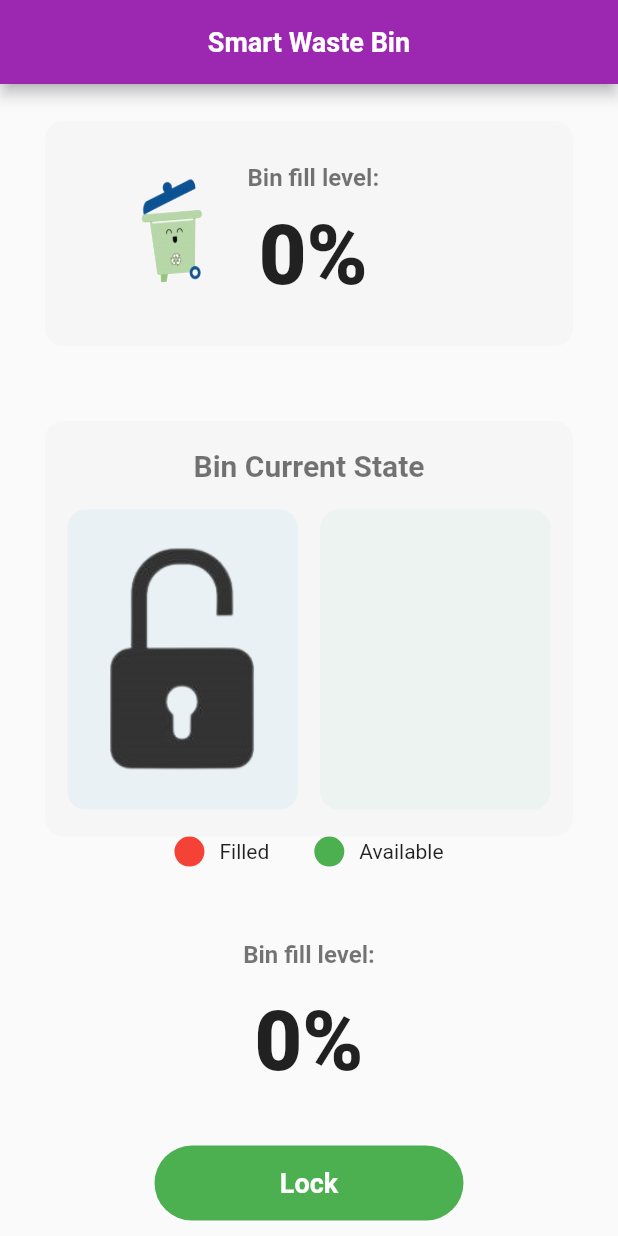
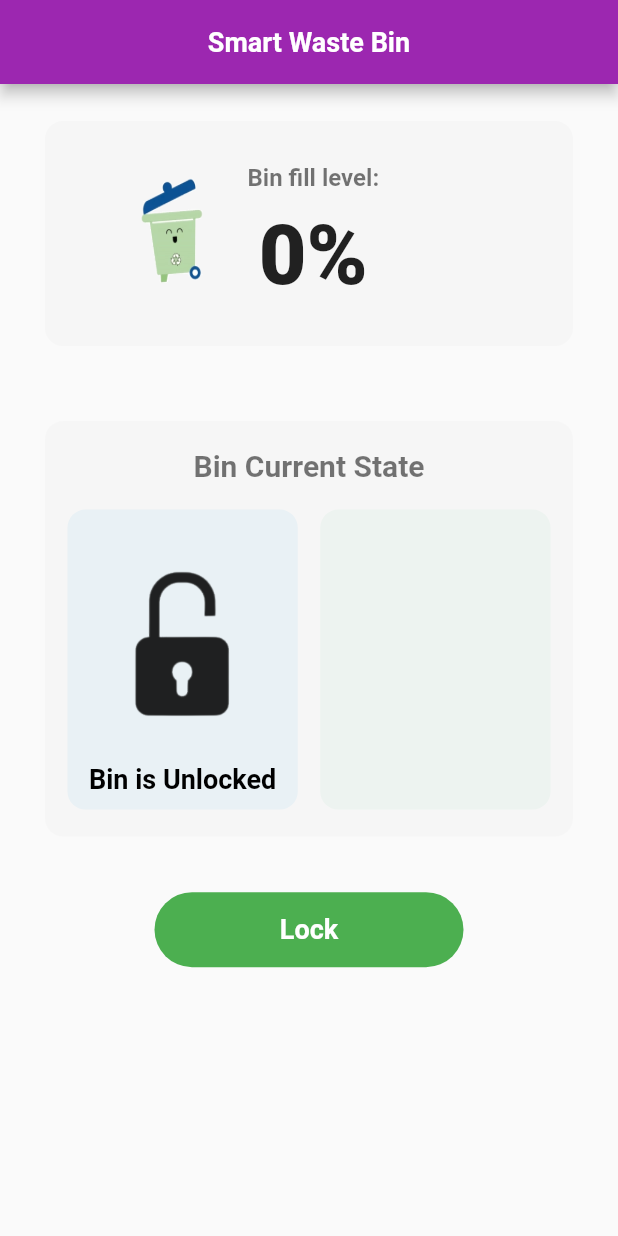
Before and after one commit to Enisco/smart_bin_advanced, a Flutter app: the screen it shows after launch, on a phone screen of 412 x 824 dp. Run offline on Flutter 3.47's test engine with Material 2 defaults, Android fonts, the light colour scheme and no system bars; our stand-ins replace flutter_local_notifications, get; missing offline and left inert: flutter_background, mqtt_client.

Commit message:
custom view implementation

```diff
--- a/lib/presentation/controller.dart
+++ b/lib/presentation/controller.dart
@@ -21,8 +21,8 @@ class SmartWasteBinController extends GetxController {
       MqttServerClient.withPort('broker.emqx.io', 'wastebinapp_client1', 1883);
   var pongCount = 0, connStatus = 0;
   final builder = MqttClientPayloadBuilder();
-  String pubTopic = 'bern/wastebinapp/apptobin';
-  String subTopic = 'bern/wastebinapp/bintoapp';
+  String pubTopic = 'wastebinapp/apptobin';
+  String subTopic = 'wastebinapp/bintoapp';
 
   /// Functions
   Future<void> mqttConnect() async {
--- a/lib/presentation/view.dart
+++ b/lib/presentation/view.dart
@@ -124,16 +124,33 @@ class _SmartWasteBinPageViewState extends State<SmartWasteBinPageView> {
                         children: [
                           Expanded(
                             child: Container(
+                              padding: const EdgeInsets.only(bottom: 10),
                               height: 200,
                               decoration: const BoxDecoration(
                                 color: Color.fromRGBO(24, 160, 221, 0.06),
                                 borderRadius:
                                     BorderRadius.all(Radius.circular(12)),
                               ),
-                              child: const Image(
-                                image: AssetImage("assets/padlock_open.png"),
-                                height: 70,
-                                width: 50,
+                              child: Column(
+                                children: [
+                                  SizedBox(height: 15),
+                                  Image(
+                                    image: controller.locked
+                                        ? AssetImage("assets/lock-closed.png")
+                                        : AssetImage("assets/padlock_open.png"),
+                                    height: controller.locked ? 180 : 150,
+                                    width: 100,
+                                    color: Colors.black87,
+                                  ),
+                                  Expanded(child: SizedBox()),
+                                  Text(
+                                    'Bin is Unlocked',
+                                    style: TextStyle(
+                                        fontSize: 18,
+                                        fontWeight: FontWeight.bold,
+                                        color: Colors.black),
+                                  ),
+                                ],
                               ),
                             ),
                           ),
@@ -153,41 +170,6 @@ class _SmartWasteBinPageViewState extends State<SmartWasteBinPageView> {
                     ],
                   ),
                 ),
-                Row(
-                  mainAxisAlignment: MainAxisAlignment.center,
-                  children: const [
-                    CircleAvatar(
-                      radius: 10,
-                      backgroundColor: Colors.red,
-                    ),
-                    SizedBox(width: 10),
-                    Text('Filled'),
-                    SizedBox(width: 30),
-                    CircleAvatar(
-                      radius: 10,
-                      backgroundColor: Colors.green,
-                    ),
-                    SizedBox(width: 10),
-                    Text('Available'),
-                  ],
-                ),
-                SizedBox(height: size.height * 0.06),
-                const Text(
-                  'Bin fill level:',
-                  style: TextStyle(
-                      fontSize: 16,
-                      fontWeight: FontWeight.w600,
-                      color: Colors.black54),
-                ),
-                SizedBox(height: size.height * 0.02),
-                Text(
-                  '${controller.percentageVal.toString()}%',
-                  style: const TextStyle(
-                    fontSize: 55,
-                    fontWeight: FontWeight.w800,
-                  ),
-                ),
-                // const SizedBox(height: 25),
                 SizedBox(height: size.height * 0.045),
                 Center(
                   child: TextButton(
```
